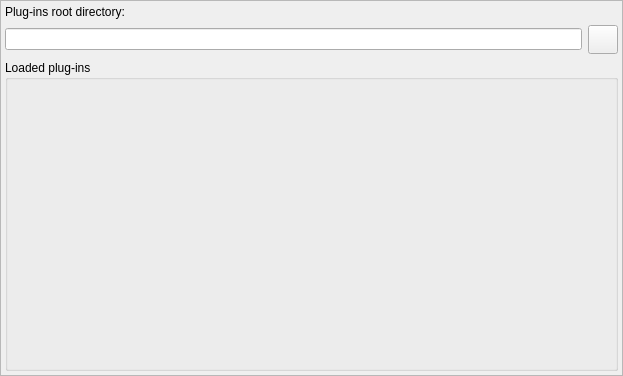
The window that libpgmodeler_ui/ui/pluginsconfigwidget.ui (pgmodeler/pgmodeler) describes before a commit, drawn with Qt 5.
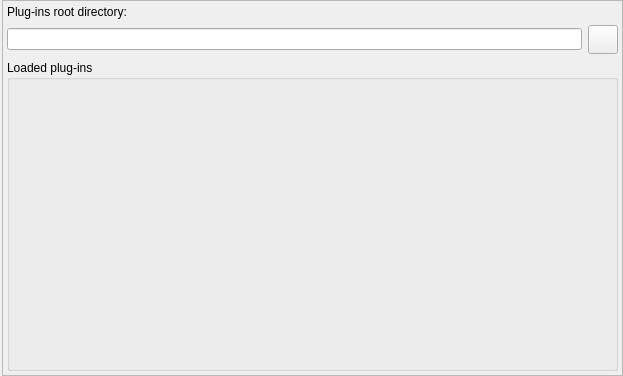
The same window after the commit. Icons and pictures are not drawn.

Diff of the .ui file:
```diff
--- a/libpgmodeler_ui/ui/pluginsconfigwidget.ui
+++ b/libpgmodeler_ui/ui/pluginsconfigwidget.ui
@@ -15,7 +15,7 @@
   </property>
   <layout class="QGridLayout" name="gridLayout">
    <property name="leftMargin">
-    <number>0</number>
+    <number>2</number>
    </property>
    <property name="topMargin">
     <number>0</number>
```
